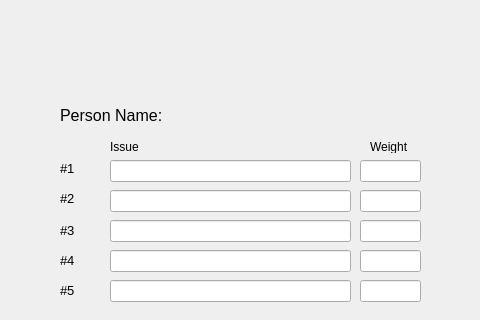
Old version of the form ui/System5IssueUI.ui in the repository sourcery-ai-experiments/jaar; both pictures show x 0 to 480 and y 0 to 320 of the 821 by 625 pixel window.
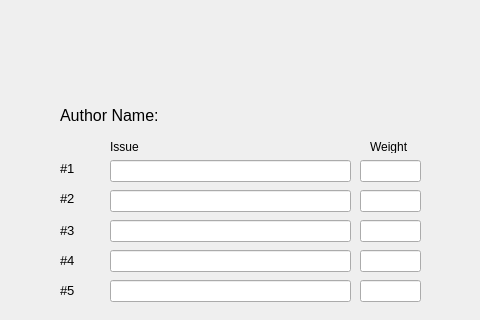
New version of the form.

Commit message: #13 replace "person" with "author" cleanup

What changed in the file:
```diff
--- a/ui/System5IssueUI.ui
+++ b/ui/System5IssueUI.ui
@@ -551,7 +551,7 @@
     </font>
    </property>
    <property name="text">
-    <string>Person Name:</string>
+    <string>Author Name:</string>
    </property>
   </widget>
   <widget class="QLineEdit" name="issue_10">
```
The commit also changes 49 other files.
